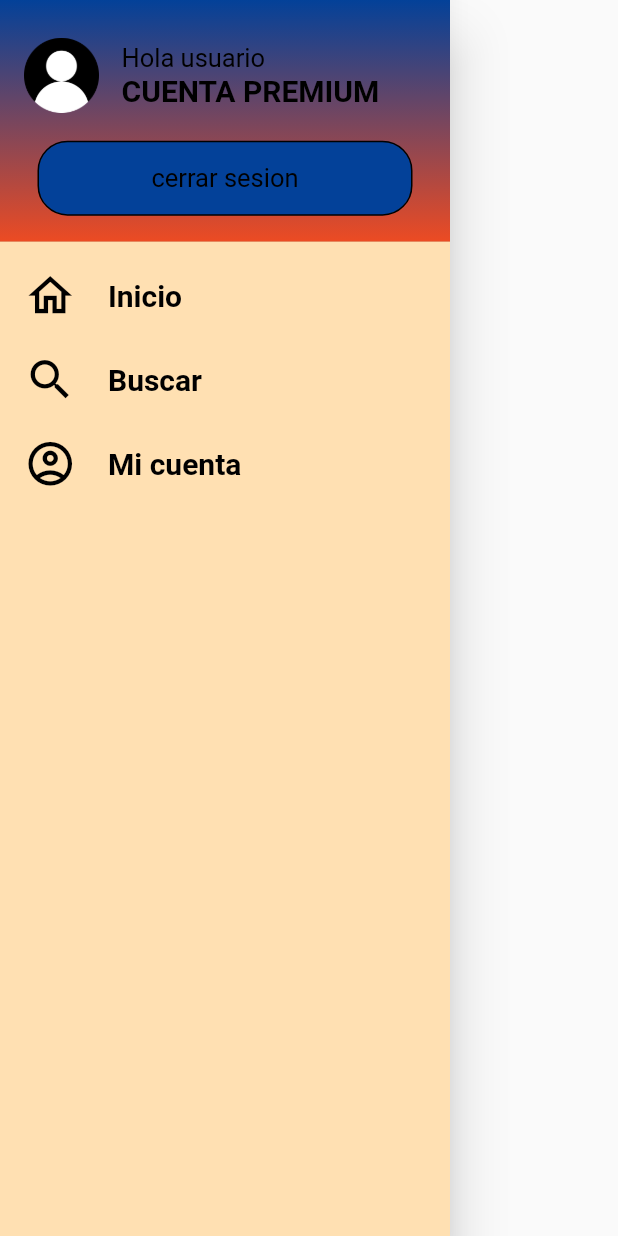
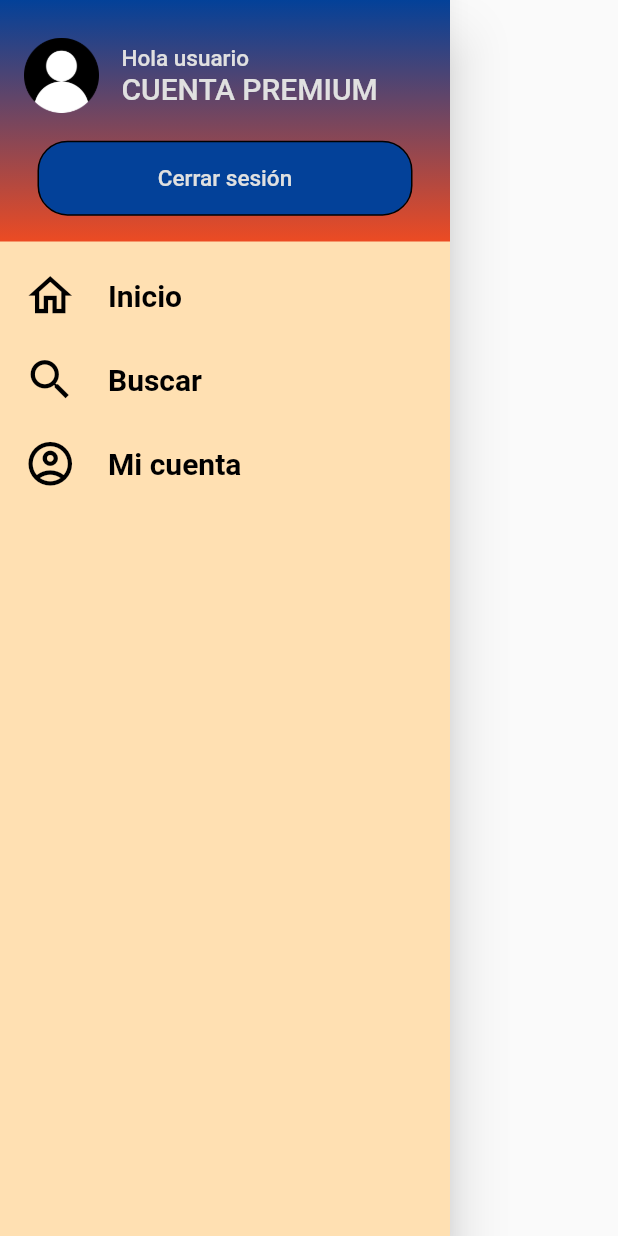
Before and after one commit to Anonyzard/pp2-practico1, a Flutter app: the Drawers widget shown alone on an empty page, opened directly, on a phone screen of 412 x 824 dp. Run offline on Flutter 3.47's test engine with Material 2 defaults, Android fonts, the phone set to English and light mode, and no system bars.

Commit message:
Arreglando colores y añadiendo navegación

```diff
--- a/lib/main.dart
+++ b/lib/main.dart
@@ -16,6 +16,7 @@ class MyApp extends StatelessWidget {
           primaryColor: Colors.grey.shade300,
           secondaryHeaderColor: const Color.fromARGB(255, 236, 75, 35),
           highlightColor: const Color.fromARGB(235, 3, 0, 27),
+          dividerColor: Color.fromARGB(255, 255, 224, 178),
           textTheme: const TextTheme(
               headline1: TextStyle(
                   fontSize: 20,
@@ -24,7 +25,7 @@ class MyApp extends StatelessWidget {
               headline2: TextStyle(
                   fontSize: 10,
                   fontWeight: FontWeight.bold,
-                  color: Colors.black),
+                  color: Colors.white),
               headline3: TextStyle(
                   fontSize: 17,
                   color: Colors.black,
--- a/lib/pages/main_screens_widgets/drawer.dart
+++ b/lib/pages/main_screens_widgets/drawer.dart
@@ -36,12 +36,15 @@ class Drawers extends StatelessWidget {
                       crossAxisAlignment: CrossAxisAlignment.start,
                       mainAxisAlignment: MainAxisAlignment.spaceBetween,
                       children: [
-                        Text(
-                          "Hola usuario",
-                          style: Theme.of(context).textTheme.headline3,
-                        ),
+                        Text("Hola usuario",
+                            style: TextStyle(
+                                color: Theme.of(context).primaryColor,
+                                fontSize: 15)),
                         Text("CUENTA PREMIUM",
-                            style: Theme.of(context).textTheme.headline1)
+                            style: TextStyle(
+                                color: Theme.of(context).primaryColor,
+                                fontSize:
+                                    20)) //Theme.of(context).textTheme.headline1)
                       ],
                     )
                   ],
@@ -56,10 +59,14 @@ class Drawers extends StatelessWidget {
                     shape: RoundedRectangleBorder(
                         borderRadius: BorderRadius.circular(20.0)),
                     child: Text(
-                      "cerrar sesion",
-                      style: Theme.of(context).textTheme.headline3,
+                      "Cerrar sesión",
+                      style: TextStyle(
+                          color: Theme.of(context).primaryColor, fontSize: 15),
                     ),
-                    onPressed: () {},
+                    onPressed: () {
+                      Navigator.pop(context);
+                      Navigator.pop(context);
+                    },
                     elevation: 30,
                   ),
                 )
--- a/lib/pages/main_screens_widgets/navbar.dart
+++ b/lib/pages/main_screens_widgets/navbar.dart
@@ -10,7 +10,7 @@ AppBar Appbar(BuildContext context) {
     backgroundColor: Theme.of(context).backgroundColor,
     title: Text(
       "TP2P",
-      style: Theme.of(context).textTheme.headline1,
+      style: TextStyle(color: Theme.of(context).primaryColor, fontSize: 20),
       textAlign: TextAlign.start,
     ),
     actions: [
```
Also changed, not shown: lib/login.dart (+4 -4 lines), lib/pages/main_screens_widgets/shopping_cart.dart (+5 -3 lines), lib/signin.dart (+6 -6 lines).
